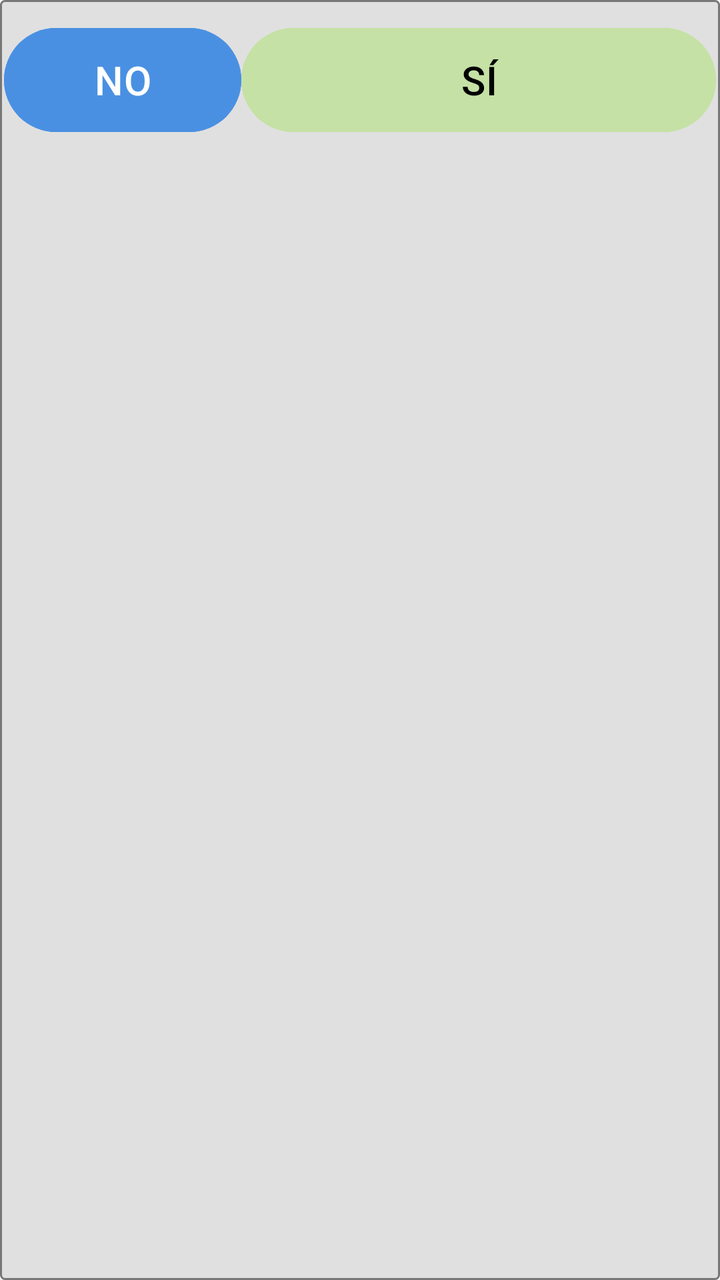
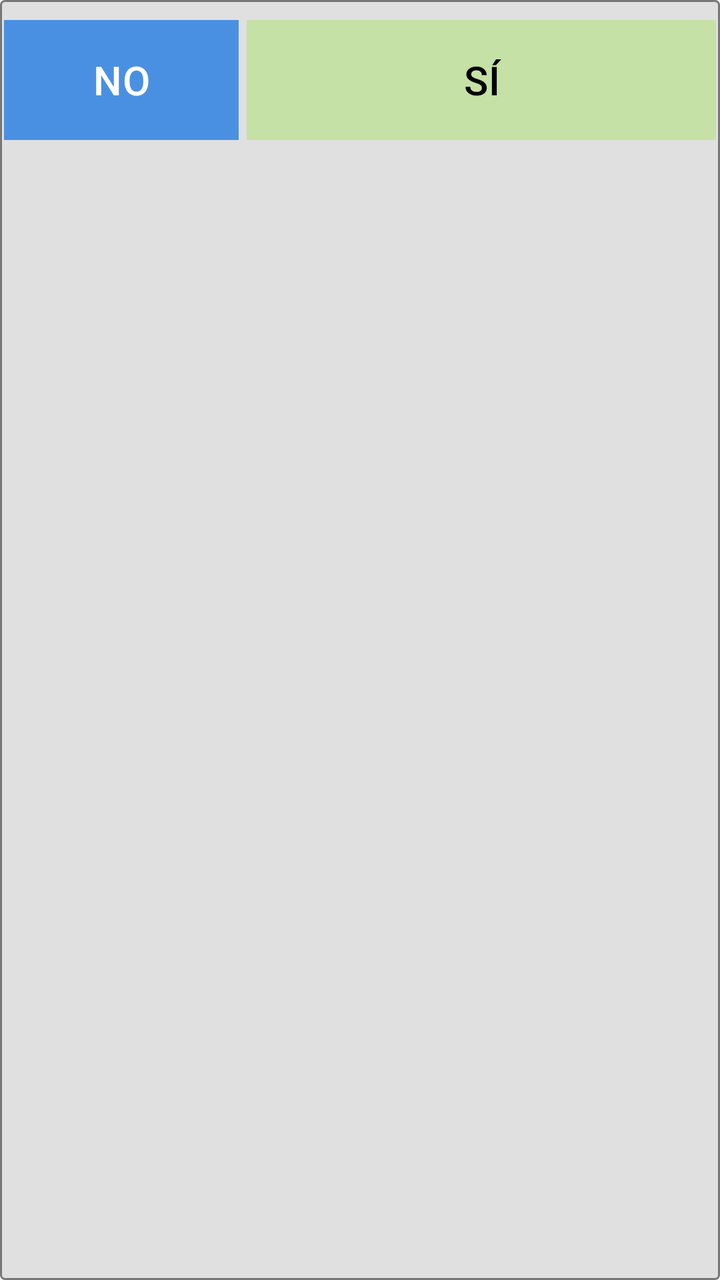

The first picture is an Android layout as it rendered before a commit; the second is the same layout after the commit. The layout source and the unified diff follow.
<!-- AndroidManifest.xml: application theme Theme.VineUro_PVC -->
<!-- res/layout/dialog_color_picker.xml -->
<?xml version="1.0" encoding="utf-8"?>
<LinearLayout xmlns:android="http://schemas.android.com/apk/res/android"
    android:layout_width="wrap_content"
    android:layout_height="wrap_content"
    android:background="@drawable/bg_keypad"
    android:orientation="vertical"
    android:padding="2dp">

    <GridLayout
        android:id="@+id/gridColors"
        android:layout_width="wrap_content"
        android:layout_height="wrap_content"
        android:columnCount="8"
        android:padding="4dp">
        
    </GridLayout>

    <LinearLayout
        android:layout_width="match_parent"
        android:layout_height="wrap_content"
        android:orientation="horizontal">

        <Button
            android:id="@+id/btnColorNo"
            android:layout_width="0dp"
            android:layout_height="60dp"
            android:layout_weight="1"
            android:backgroundTint="#4A90E2"
            android:text="NO"
            android:textColor="@color/white"
            android:textSize="20sp" />

        <Button
            android:id="@+id/btnColorYes"
            android:layout_width="0dp"
            android:layout_height="60dp"
            android:layout_weight="2"
            android:backgroundTint="#C5E1A5"
            android:text="SÍ"
            android:textColor="@color/black"
            android:textSize="20sp" />
    </LinearLayout>
</LinearLayout>
<!-- resources referenced by this layout -->
<resources>
  <color name="black">#FF000000</color>
  <color name="white">#FFFFFFFF</color>
  <!-- drawable bg_keypad (drawable) -->
  <?xml version="1.0" encoding="utf-8"?>
  <shape xmlns:android="http://schemas.android.com/apk/res/android">
      <solid android:color="@color/keypad_bg" />
      <corners android:radius="2dp" />
      <stroke android:width="1dp" android:color="#777777" />
  </shape>
  <style name="Theme.VineUro_PVC" parent="Base.Theme.VineUro_PVC" />
  <color name="keypad_bg">#E0E0E0</color>
  <style name="Base.Theme.VineUro_PVC" parent="Theme.Material3.DayNight.NoActionBar">
          
          
      </style>
</resources>

<!-- the commit's change to res/layout/dialog_color_picker.xml (unified diff, before → after) -->
@@ -1,5 +1,6 @@
 <?xml version="1.0" encoding="utf-8"?>
 <LinearLayout xmlns:android="http://schemas.android.com/apk/res/android"
+    xmlns:app="http://schemas.android.com/apk/res-auto"
     android:layout_width="wrap_content"
     android:layout_height="wrap_content"
     android:background="@drawable/bg_keypad"
@@ -25,6 +26,10 @@
             android:layout_width="0dp"
             android:layout_height="60dp"
             android:layout_weight="1"
+            android:insetTop="0dp"
+            android:insetBottom="0dp"
+            app:cornerRadius="0dp"
+            android:layout_marginEnd="2dp"
             android:backgroundTint="#4A90E2"
             android:text="NO"
             android:textColor="@color/white"
@@ -35,6 +40,10 @@
             android:layout_width="0dp"
             android:layout_height="60dp"
             android:layout_weight="2"
+            android:insetTop="0dp"
+            android:insetBottom="0dp"
+            app:cornerRadius="0dp"
+            android:layout_marginStart="2dp"
             android:backgroundTint="#C5E1A5"
             android:text="SÍ"
             android:textColor="@color/black"
